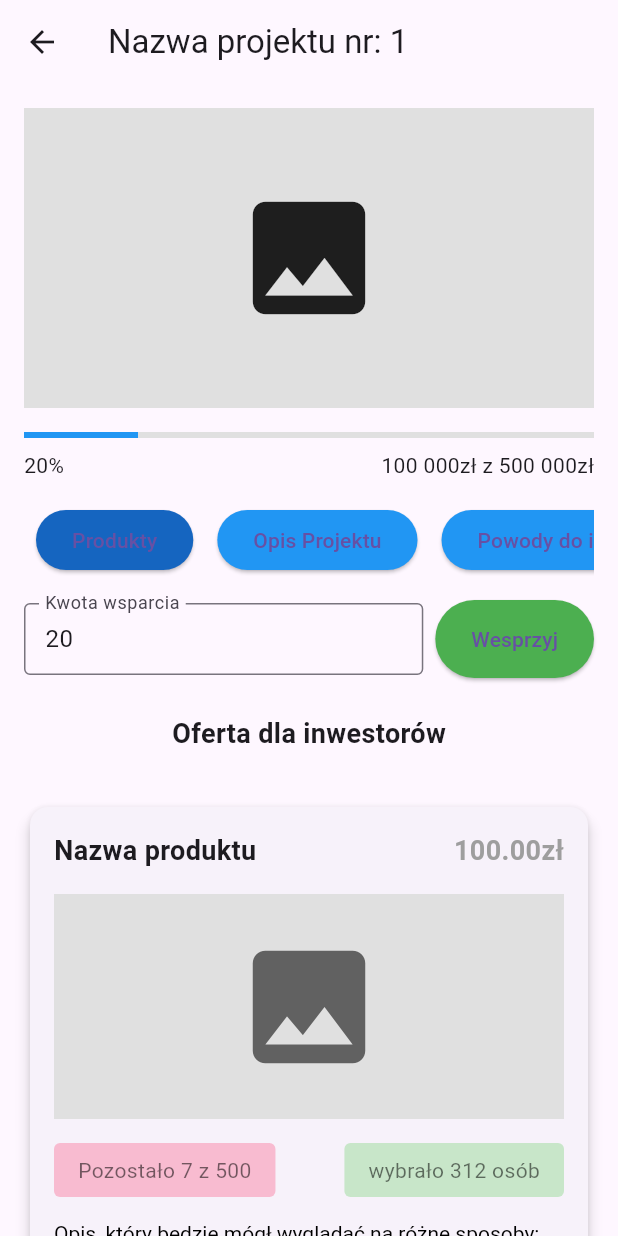
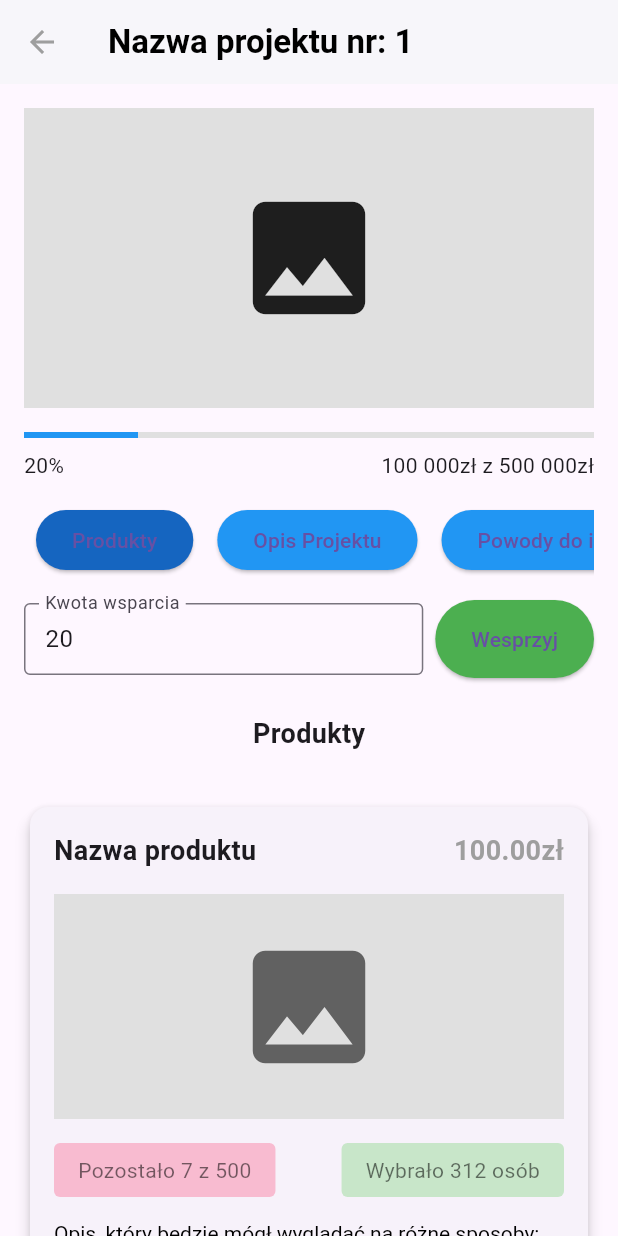
Before and after one commit to LukaszHolowacz/platforma-croud-foundingowa, a Flutter app: the screen it shows after launch, after a tap on "Skrótowa nazwa projektu", on a phone screen of 412 x 824 dp. Run offline on Flutter 3.47's test engine with Material 3 defaults, Android fonts, the phone set to English and light mode, and no system bars.

Commit message:
drobne zmiany wyglądowe

```diff
--- a/mobile_application/lib/components/home_components/project_card.dart
+++ b/mobile_application/lib/components/home_components/project_card.dart
@@ -44,7 +44,19 @@ class ProjectCard extends StatelessWidget {
                   color: Colors.blue,
                 ),
                 const SizedBox(height: 4),
-                Text('${(progress * 100).toStringAsFixed(0)}%'),
+                Row(
+                  mainAxisAlignment: MainAxisAlignment.spaceBetween,
+                  children: [
+                    Text(
+                      '${(progress * 100).toStringAsFixed(0)}%',
+                      style: const TextStyle(color: Colors.black),
+                    ),
+                    const Text(
+                      'Pozostało 30d',
+                      style: TextStyle(color: Colors.black),
+                    ),
+                  ],
+                ),
               ],
             ),
           ),
--- a/mobile_application/lib/components/project_components/product_card.dart
+++ b/mobile_application/lib/components/project_components/product_card.dart
@@ -124,7 +124,7 @@ class _ProductCardState extends State<ProductCard> {
                             borderRadius: BorderRadius.circular(4),
                           ),
                           child: Text(
-                            'wybrało ${widget.supporters} osób',
+                            'Wybrało ${widget.supporters} osób',
                             style: const TextStyle(color: Colors.black54),
                           ),
                         ),
@@ -215,7 +215,7 @@ class _ProductCardState extends State<ProductCard> {
                       child: Align(
                         alignment: Alignment.centerRight,
                         child: Text(
-                          '+ Szacowany Koszt dostawy: ${widget.deliveryCost.toStringAsFixed(2)}zł',
+                          '+ Koszt dostawy: ${widget.deliveryCost.toStringAsFixed(2)}zł',
                           style:
                               const TextStyle(fontSize: 10, color: Colors.grey),
                         ),
--- a/mobile_application/lib/pages/home_page.dart
+++ b/mobile_application/lib/pages/home_page.dart
@@ -1,4 +1,5 @@
 import 'package:flutter/material.dart';
+import 'package:mobile_application/pages/login_page.dart';
 import '../components/home_components/project_card.dart';
 import 'project_page.dart';
 
@@ -48,7 +49,43 @@ class _HomePageState extends State<HomePage> {
   Widget build(BuildContext context) {
     return Scaffold(
       appBar: AppBar(
-        title: const Text('Home Page'),
+        backgroundColor: Colors.white,
+        title: const Text(
+          'Logo',
+          style: TextStyle(color: Colors.blue),
+        ),
+        actions: [
+          Container(
+            margin: const EdgeInsets.symmetric(vertical: 8.0, horizontal: 4.0),
+            child: TextButton(
+              onPressed: () {
+                // Tu dodaj logikę dla przycisku "Zgłoś Projekt"
+              },
+              style: TextButton.styleFrom(
+                backgroundColor: Colors.white,
+                primary: Colors.black,
+                side: const BorderSide(color: Colors.grey),
+              ),
+              child: const Text('Zgłoś Projekt'),
+            ),
+          ),
+          Container(
+            margin: const EdgeInsets.symmetric(vertical: 8.0, horizontal: 4.0),
+            child: TextButton(
+              onPressed: () {
+                Navigator.push(
+                  context,
+                  MaterialPageRoute(builder: (context) => LoginPage()),
+                );
+              },
+              child: const Text(
+                'Zaloguj się',
+                style: TextStyle(color: Colors.grey),
+              ),
+            ),
+          )
+        ],
+        elevation: 1,
       ),
       body: Column(
         children: [
--- a/mobile_application/lib/pages/project_page.dart
+++ b/mobile_application/lib/pages/project_page.dart
@@ -17,30 +17,38 @@ class _ProjectPageState extends State<ProjectPage> {
 
   @override
   Widget build(BuildContext context) {
-    final String productName = 'Nazwa produktu';
-    final double price = 100.0;
-    final int remainingQuantity = 7;
-    final int startingQuantity = 500;
-    final int supporters = 312;
-    final String description =
+    const String productName = 'Nazwa produktu';
+    const double price = 100.0;
+    const int remainingQuantity = 7;
+    const int startingQuantity = 500;
+    const int supporters = 312;
+    const String description =
         'Opis, który będzie mógł wyglądać na różne sposoby:\n'
         '- Może\n- być\n- listą\n- punktowaną\n'
         'Może być również pogrubiony, pochylony lub przekreślony.\n\n'
         'Może być powiększony\n'
         'i to wszystko będzie odczytywane z bazy danych';
-    final String deliveryDate = 'Wrzesień 2024';
-    final String deliveryMethod = 'Dostawa do paczkomatu';
-    final double deliveryCost = 20.0;
+    const String deliveryDate = 'Wrzesień 2024';
+    const String deliveryMethod = 'Dostawa do paczkomatu';
+    const double deliveryCost = 20.0;
 
     return Scaffold(
       appBar: AppBar(
-        title: Text('Nazwa projektu nr: ${widget.projectNumber}'),
+        backgroundColor: Colors.white,
+        title: Text(
+          'Nazwa projektu nr: ${widget.projectNumber}',
+          style: const TextStyle(
+            fontWeight: FontWeight.bold,
+            color: Colors.black,
+          ),
+        ),
         leading: IconButton(
-          icon: const Icon(Icons.arrow_back),
+          icon: const Icon(Icons.arrow_back, color: Colors.grey),
           onPressed: () {
             Navigator.pop(context);
           },
         ),
+        elevation: 1,
       ),
       body: SingleChildScrollView(
         child: Padding(
@@ -123,7 +131,7 @@ class _ProjectPageState extends State<ProjectPage> {
               if (selectedSection == 'Produkty') ...[
                 const Center(
                   child: Text(
-                    'Oferta dla inwestorów',
+                    'Produkty',
                     style: TextStyle(fontSize: 18, fontWeight: FontWeight.bold),
                   ),
                 ),
```
Also changed, not shown: mobile_application/lib/components/project_components/product_card_with_image.dart (deleted, +0 -95 lines), mobile_application/lib/components/project_components/product_card_without_image.dart (deleted, +0 -69 lines), mobile_application/lib/pages/login_page.dart (+10 -10 lines), mobile_application/lib/pages/register_page.dart (+13 -20 lines), mobile_application/lib/pages/reset_password_page.dart (+10 -11 lines).
